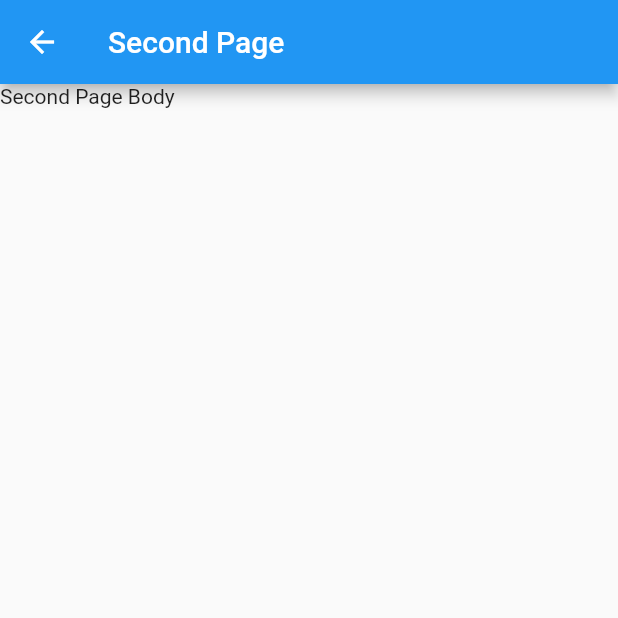
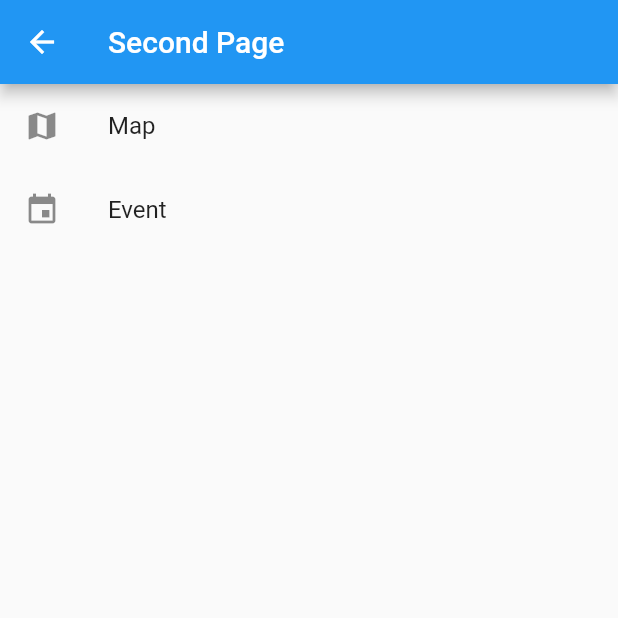
Before and after one commit to DFelten/flutter-coding-dojo, a Flutter app: the SecondPage screen opened by its route, on a phone screen of 412 x 824 dp, the top half of it. Run offline on Flutter 3.47's test engine with Material 2 defaults, Android fonts, the phone set to English and light mode, and no system bars.

Commit message:
Add simple list view

```diff
--- a/lib/second_page.dart
+++ b/lib/second_page.dart
@@ -8,7 +8,18 @@ class SecondPage extends StatelessWidget {
   Widget build(BuildContext context) {
     return Scaffold(
       appBar: AppBar(title: Text("Second Page")),
-      body: Text('Second Page Body'),
+      body: ListView(
+        children: <Widget>[
+          ListTile(
+            leading: Icon(Icons.map),
+            title: Text('Map'),
+          ),
+          ListTile(
+            leading: Icon(Icons.event),
+            title: Text('Event'),
+          ),
+        ],
+      ),
     );
   }
 }
```
